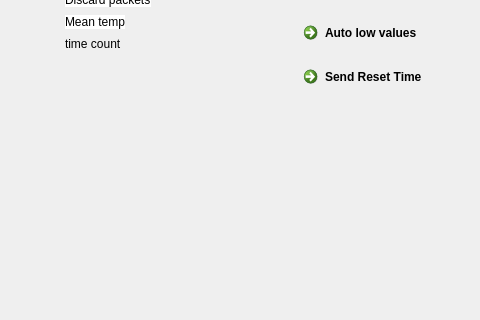
The window that ui/Ui_HiControlWidget.ui (alvaro893/sensor-reader) describes before a commit, drawn with Qt 5; both pictures show x 177 to 657 and y 304 to 624 of the 657 by 624 pixel window.
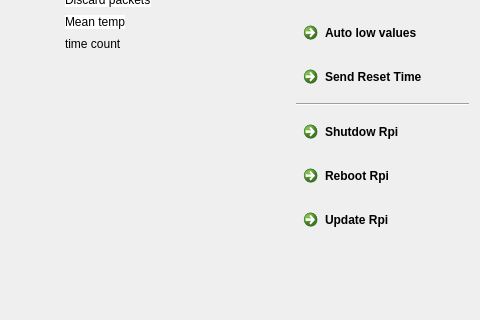
The same window after the commit.

Commit message: add commands for rpi and select cameras based on http

The edit to the form file:
```diff
--- a/ui/Ui_HiControlWidget.ui
+++ b/ui/Ui_HiControlWidget.ui
@@ -19,6 +19,13 @@
      <property name="spacing">
       <number>8</number>
      </property>
+     <item row="12" column="3">
+      <widget class="QCommandLinkButton" name="shutdownButton">
+       <property name="text">
+        <string>Shutdow Rpi</string>
+       </property>
+      </widget>
+     </item>
      <item row="3" column="0">
       <widget class="QSpinBox" name="delayInput">
        <property name="maximum">
@@ -151,7 +158,7 @@
        </property>
       </widget>
      </item>
-     <item row="11" column="3">
+     <item row="15" column="3">
       <spacer name="verticalSpacer">
        <property name="orientation">
         <enum>Qt::Vertical</enum>
@@ -412,6 +419,27 @@
        </property>
       </widget>
      </item>
+     <item row="13" column="3">
+      <widget class="QCommandLinkButton" name="rebootButton">
+       <property name="text">
+        <string>Reboot Rpi</string>
+       </property>
+      </widget>
+     </item>
+     <item row="11" column="3">
+      <widget class="Line" name="line">
+       <property name="orientation">
+        <enum>Qt::Horizontal</enum>
+       </property>
+      </widget>
+     </item>
+     <item row="14" column="3">
+      <widget class="QCommandLinkButton" name="updateButton">
+       <property name="text">
+        <string>Update Rpi</string>
+       </property>
+      </widget>
+     </item>
     </layout>
    </item>
   </layout>
```
Left out of the diff: 46 changed lines with no effect on the pictures. The commit also changes 3 other files.
